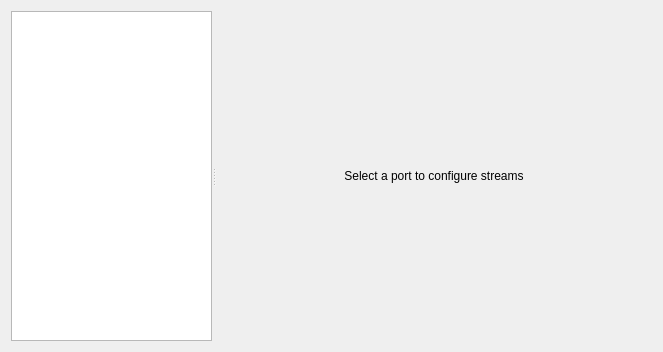
Old version of the form client/portswindow.ui in the repository ksv141/NetTester.
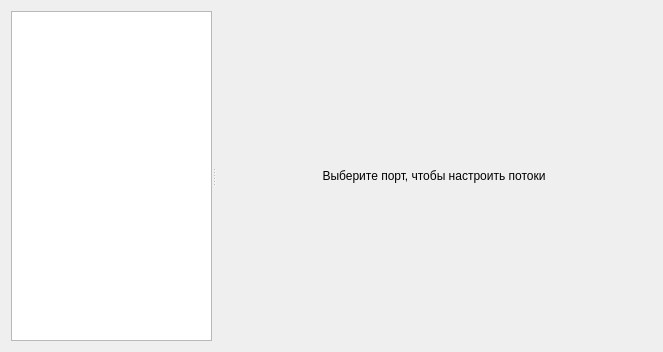
New version of the form. The open tabs and pages were chosen to show the change. Icons and pictures are not drawn. Custom widgets are drawn as their Qt base class.

```diff
--- a/client/portswindow.ui
+++ b/client/portswindow.ui
@@ -160,7 +160,7 @@
         <item>
          <widget class="QLabel" name="label_5">
           <property name="text">
-           <string>Select a port to configure streams</string>
+           <string>Выберите порт, чтобы настроить потоки</string>
           </property>
           <property name="alignment">
            <set>Qt::AlignCenter</set>
```
Left out of the diff: 60 changed lines with no effect on the pictures.
